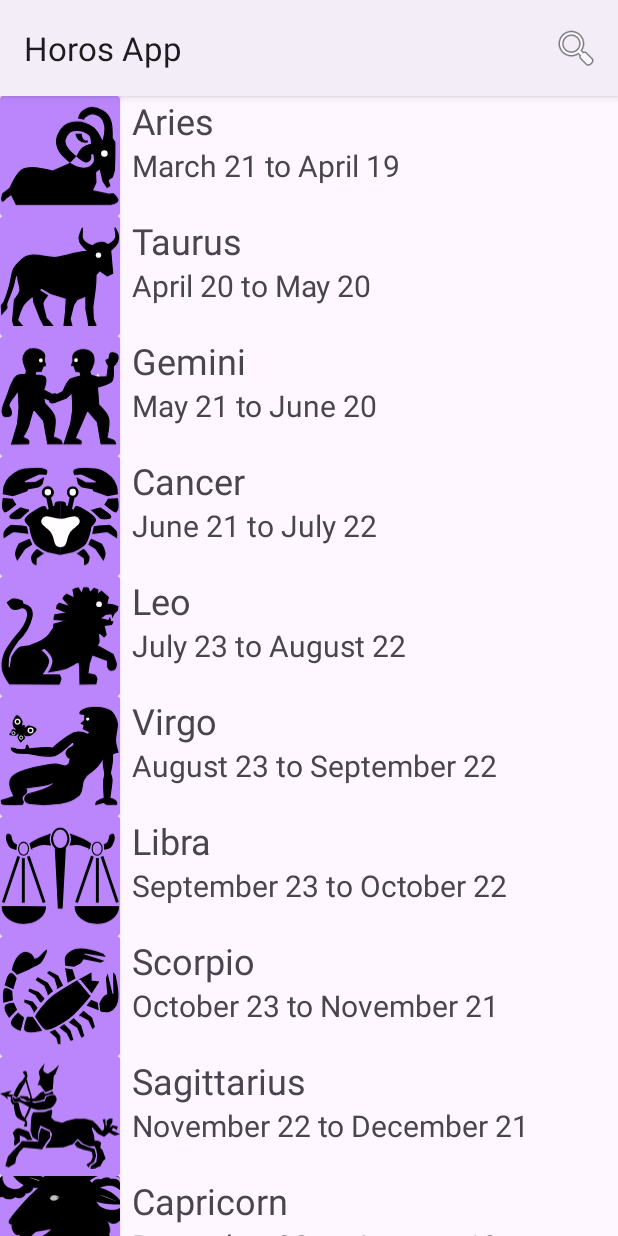
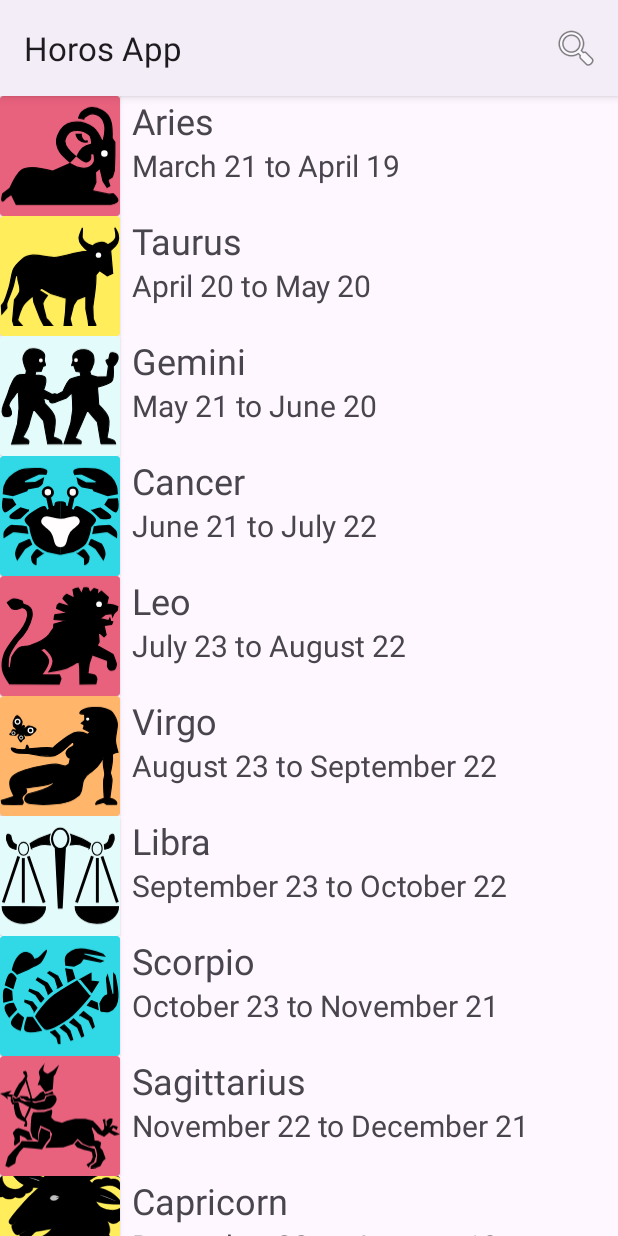
Before and after one commit to AbreuMajanoRoger/clasemartes, an Android app: the screen it shows after launch (MainActivity), on a phone screen of 412 x 824 dp. Run offline under Robolectric (Android 15) with nearby library versions, the phone set to English and light mode, and no system bars.

Commit message:
Agregado color a los iconoes segun los elementos

```diff
--- a/app/src/main/java/com/example/horosclase/activities/DetailActivity.kt
+++ b/app/src/main/java/com/example/horosclase/activities/DetailActivity.kt
@@ -73,6 +73,7 @@ class DetailActivity : AppCompatActivity() {
                 finish()
                 true
             }
+
             R.id.menu_favorite -> {
                 if (isFavorite) {
                     session.setFavoriteHoroscope("")
--- a/app/src/main/java/com/example/horosclase/activities/MainActivity.kt
+++ b/app/src/main/java/com/example/horosclase/activities/MainActivity.kt
@@ -8,6 +8,7 @@ import androidx.recyclerview.widget.LinearLayoutManager
 import androidx.recyclerview.widget.RecyclerView
 import com.example.horosclase.adapter.horosAdapter
 import androidx.appcompat.widget.SearchView
+import androidx.cardview.widget.CardView
 import com.example.horosclase.R
 import com.example.horosclase.data.horoscopoProvider
 import com.example.horosclase.data.horoscopoclass
@@ -18,6 +19,7 @@ class MainActivity : AppCompatActivity() {
     lateinit var adapter: horosAdapter
     lateinit var horosList: List<horoscopoclass>
     lateinit var recyclerView: RecyclerView
+
 
     override fun onCreate(savedInstanceState: Bundle?) {
         super.onCreate(savedInstanceState)
@@ -74,4 +76,6 @@ class MainActivity : AppCompatActivity() {
         startActivity(intent)
 
     }
+
+
 }
--- a/app/src/main/java/com/example/horosclase/adapter/horosAdapter.kt
+++ b/app/src/main/java/com/example/horosclase/adapter/horosAdapter.kt
@@ -1,13 +1,12 @@
 package com.example.horosclase.adapter
 
-import android.graphics.Color
-import android.text.SpannableString
-import android.text.style.BackgroundColorSpan
+
 import android.view.LayoutInflater
 import android.view.View
 import android.view.ViewGroup
 import android.widget.ImageView
 import android.widget.TextView
+import androidx.cardview.widget.CardView
 import androidx.recyclerview.widget.RecyclerView
 import com.example.horosclase.R
 import com.example.horosclase.data.horoscopoclass
@@ -15,7 +14,10 @@ import com.example.horosclase.utils.SessionManager
 import com.example.horosclase.utils.highlight
 
 
-class horosAdapter(private var dataSet: List<horoscopoclass>, private val onItemClickListener: (Int) -> Unit) : RecyclerView.Adapter<horosViewHolder>() {
+class horosAdapter(
+    private var dataSet: List<horoscopoclass>,
+    private val onItemClickListener: (Int) -> Unit
+) : RecyclerView.Adapter<horosViewHolder>() {
 
     private var highlightText: String? = null
 
@@ -25,6 +27,7 @@ class horosAdapter(private var dataSet: List<horoscopoclass>, private val onItem
 
         return horosViewHolder(view)
     }
+
     override fun getItemCount(): Int = dataSet.size
 
 
@@ -51,16 +54,18 @@ class horosAdapter(private var dataSet: List<horoscopoclass>, private val onItem
     }
 
 
-
 }
 
 class horosViewHolder(view: View) : RecyclerView.ViewHolder(view) {
+    private val pintar: CardView
     private val horosName: TextView
     private val descTextView: TextView
     private val imgHoroscopo: ImageView
-    private val favoriteImageView:ImageView
+    private val favoriteImageView: ImageView
+
 
     init {
+        pintar = view.findViewById(R.id.pintar)
         horosName = view.findViewById(R.id.horosName)
         descTextView = view.findViewById(R.id.descTextView)
         imgHoroscopo = view.findViewById(R.id.imgHoroscopo)
@@ -68,10 +73,11 @@ class horosViewHolder(view: View) : RecyclerView.ViewHolder(view) {
     }
 
     fun render(horoscope: horoscopoclass) {
+        val context = itemView.context
         horosName.setText(horoscope.name)
         descTextView.setText(horoscope.description)
         imgHoroscopo.setImageResource(horoscope.photo)
-        val context = itemView.context
+        pintar.setCardBackgroundColor(context.getColor(horoscope.color))
         var isFavorite = SessionManager(context).isFavorite(horoscope.id)
         if (isFavorite) {
             favoriteImageView.visibility = View.VISIBLE
@@ -81,15 +87,16 @@ class horosViewHolder(view: View) : RecyclerView.ViewHolder(view) {
     }
 
 
-
     fun highlight(text: String) {
         try {
             val highlighted = horosName.text.toString().highlight(text)
             horosName.text = highlighted
-        } catch (e: Exception) { }
+        } catch (e: Exception) {
+        }
         try {
             val highlighted = descTextView.text.toString().highlight(text)
             descTextView.text = highlighted
-        } catch (e: Exception) { }
+        } catch (e: Exception) {
+        }
     }
 }
--- a/app/src/main/java/com/example/horosclase/data/HoroscopoProvider.kt
+++ b/app/src/main/java/com/example/horosclase/data/HoroscopoProvider.kt
@@ -12,63 +12,63 @@ class horoscopoProvider {
                 R.string.horoscope_name_aries,
                 R.string.horoscope_date_aries,
                 R.drawable.aries_s,
-                R.color.purple_500, "fuego"
+                R.color.fuego, "fuego"
             ),
             horoscopoclass(
                 "tauro",
                 R.string.horoscope_name_taurus,
                 R.string.horoscope_date_taurus,
                 R.drawable.tauro_s,
-                R.color.purple_500, "tierra"
+                R.color.tierraDos, "tierra"
             ),
             horoscopoclass(
                 "geminis",
                 R.string.horoscope_name_gemini,
                 R.string.horoscope_date_gemini,
                 R.drawable.geminis_s,
-                R.color.purple_500, "aire"
+                R.color.aire, "aire"
             ),
             horoscopoclass(
                 "cancer",
                 R.string.horoscope_name_cancer,
                 R.string.horoscope_date_cancer,
                 R.drawable.cancer_s,
-                R.color.verdeChillon, "agua"
+                R.color.agua, "agua"
             ),
             horoscopoclass(
                 "leo",
                 R.string.horoscope_name_leo,
                 R.string.horoscope_date_leo,
                 R.drawable.leo_s,
-                R.color.claro, "fuego"
+                R.color.fuego, "fuego"
             ),
             horoscopoclass(
                 "virgo",
                 R.string.horoscope_name_virgo,
                 R.string.horoscope_date_virgo,
                 R.drawable.virgo_s,
-                R.color.olivo, "tierra"
+                R.color.tierra, "tierra"
             ),
             horoscopoclass(
                 "libra",
                 R.string.horoscope_name_libra,
                 R.string.horoscope_date_libra,
                 R.drawable.libra_s,
-                R.color.tierra, "aire"
+                R.color.aire, "aire"
             ),
             horoscopoclass(
                 "escorpio",
                 R.string.horoscope_name_scorpio,
                 R.string.horoscope_date_scorpio,
                 R.drawable.escorpio_s,
-                R.color.tierraDos, "agua"
+                R.color.agua, "agua"
             ),
             horoscopoclass(
                 "sagitario",
                 R.string.horoscope_name_sagittarius,
                 R.string.horoscope_date_sagittarius,
                 R.drawable.sagitario_s,
-                R.color.claro, "fuego"
+                R.color.fuego, "fuego"
             ),
             horoscopoclass(
                 "capricornio",
@@ -82,14 +82,14 @@ class horoscopoProvider {
                 R.string.horoscope_name_aquarius,
                 R.string.horoscope_date_aquarius,
                 R.drawable.acuario_s,
-                R.color.olivo, "aire"
+                R.color.aire, "aire"
             ),
             horoscopoclass(
                 "piscis",
                 R.string.horoscope_name_pisces,
                 R.string.horoscope_date_pisces,
                 R.drawable.piscis_s,
-                R.color.verdeChillon, "agua"
+                R.color.agua, "agua"
             ),
         )
 
--- a/app/src/main/java/com/example/horosclase/utils/StringExtensions.kt
+++ b/app/src/main/java/com/example/horosclase/utils/StringExtensions.kt
@@ -1,4 +1,5 @@
 package com.example.horosclase.utils
+
 import android.graphics.Color
 import android.text.SpannableString
 import android.text.style.BackgroundColorSpan
--- a/app/src/main/res/layout/item_horoscopo.xml
+++ b/app/src/main/res/layout/item_horoscopo.xml
@@ -7,7 +7,7 @@
 
 
         <androidx.cardview.widget.CardView
-            app:cardBackgroundColor="@color/purple_200"
+            android:id="@+id/pintar"
             android:layout_width="wrap_content"
             android:layout_height="wrap_content">
 
--- a/app/src/main/res/values/colors.xml
+++ b/app/src/main/res/values/colors.xml
@@ -14,4 +14,7 @@
     <color name="olivo">#CCFF85</color>
     <color name="tierra">#FFB66B</color>
     <color name="tierraDos">#FFED5C</color>
+    <color name="fuego">#E8617D</color>
+    <color name ="agua">#30D9E5</color>
+    <color name ="aire">#E3FBFA</color>
 </resources>
```
Also changed, not shown: app/src/main/java/com/example/horosclase/utils/SessionManager.kt (+3 -5 lines). Lines whose indentation alone changed are shown as unchanged.
